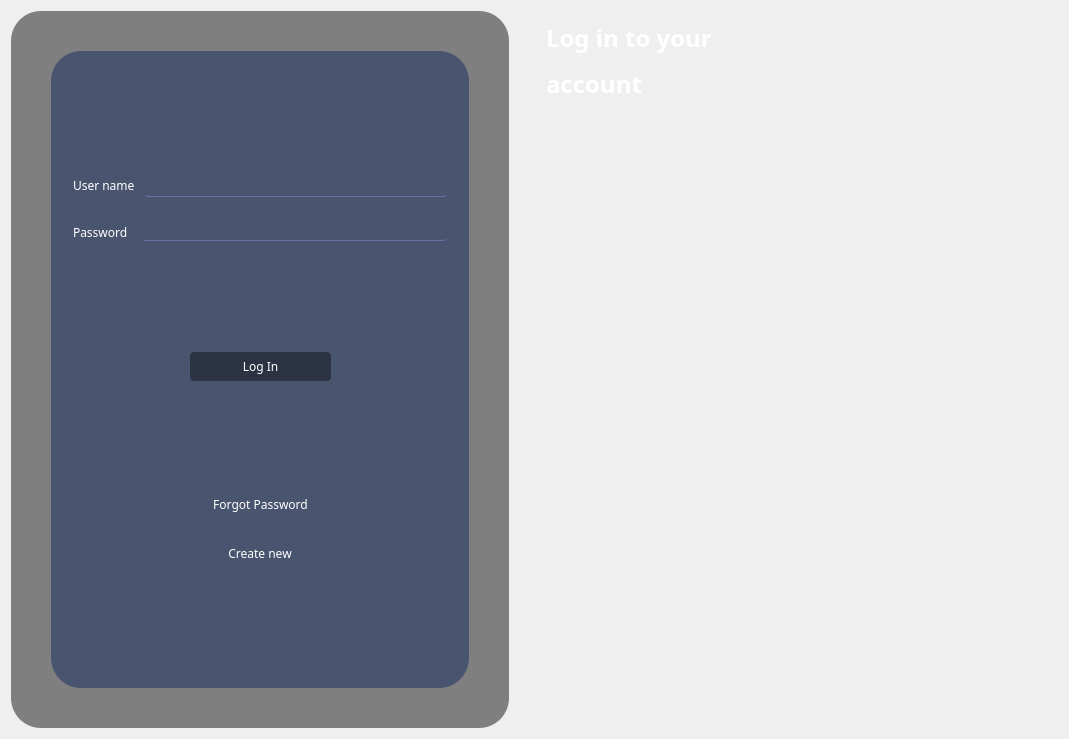
v4sud3v/MINI-PROJECT, file loginwindow.ui: the form before one commit.
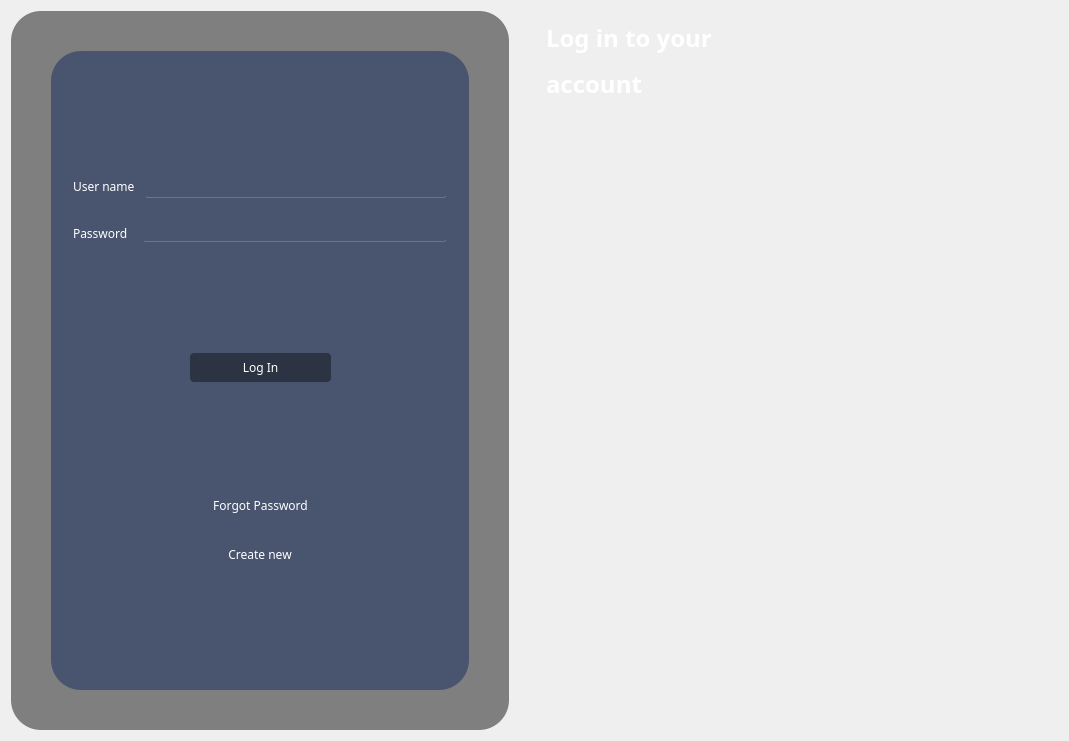
The form after the commit. Icons and pictures are not drawn.

Commit message: wallet tab changed

Diff of the .ui file:
```diff
--- a/loginwindow.ui
+++ b/loginwindow.ui
@@ -7,7 +7,7 @@
     <x>0</x>
     <y>0</y>
     <width>1069</width>
-    <height>739</height>
+    <height>741</height>
    </rect>
   </property>
   <property name="minimumSize">
```
Left out of the diff: 4 changed lines with no effect on the pictures. The commit also changes 3 other files.
